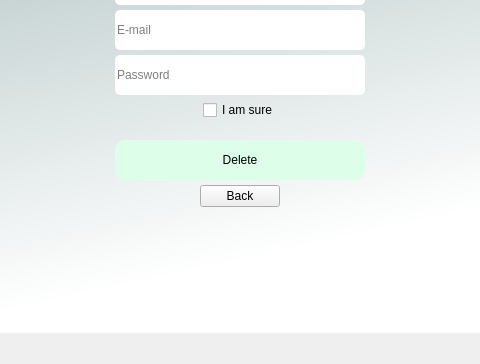
Igna11/billetera, file guicore/uis/delete_user_screen.ui: the form before one commit; both pictures show x 97 to 577 and y 336 to 700 of the 674 by 700 pixel window.
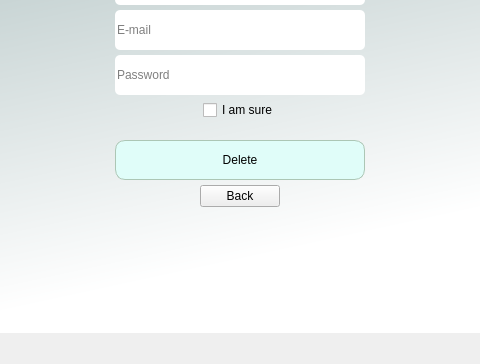
The form after the commit.

```diff
--- a/guicore/uis/delete_user_screen.ui
+++ b/guicore/uis/delete_user_screen.ui
@@ -352,8 +352,19 @@
               <bool>false</bool>
              </property>
              <property name="styleSheet">
-              <string notr="true">border-radius:10px;
-background-color:rgb(221, 255, 233);</string>
+              <string notr="true">QPushButton {
+	border-radius:10px;
+	border: 1px solid rgb(172, 198, 181);
+	background-color:rgb(224, 253, 249);
+}
+
+QPushButton:hover{
+	background-color:rgb(221, 255, 233)
+}
+
+QPushButton:pressed{
+	background-color:rgb(139, 188, 182)
+}</string>
              </property>
              <property name="text">
               <string>Delete</string>
```
